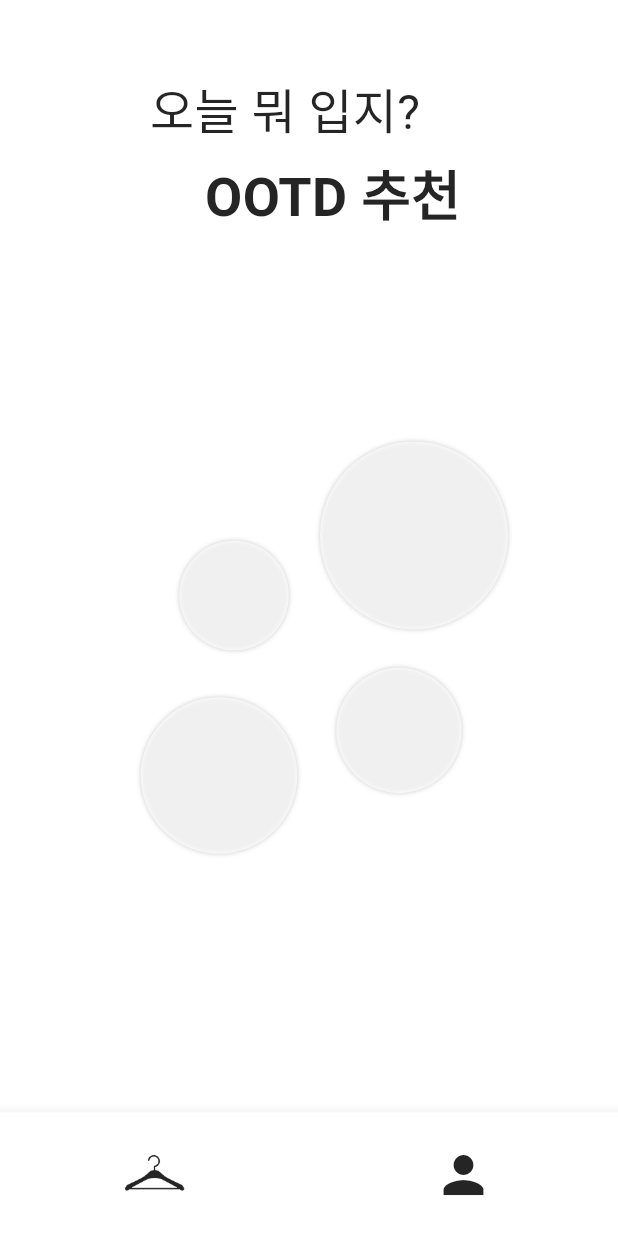
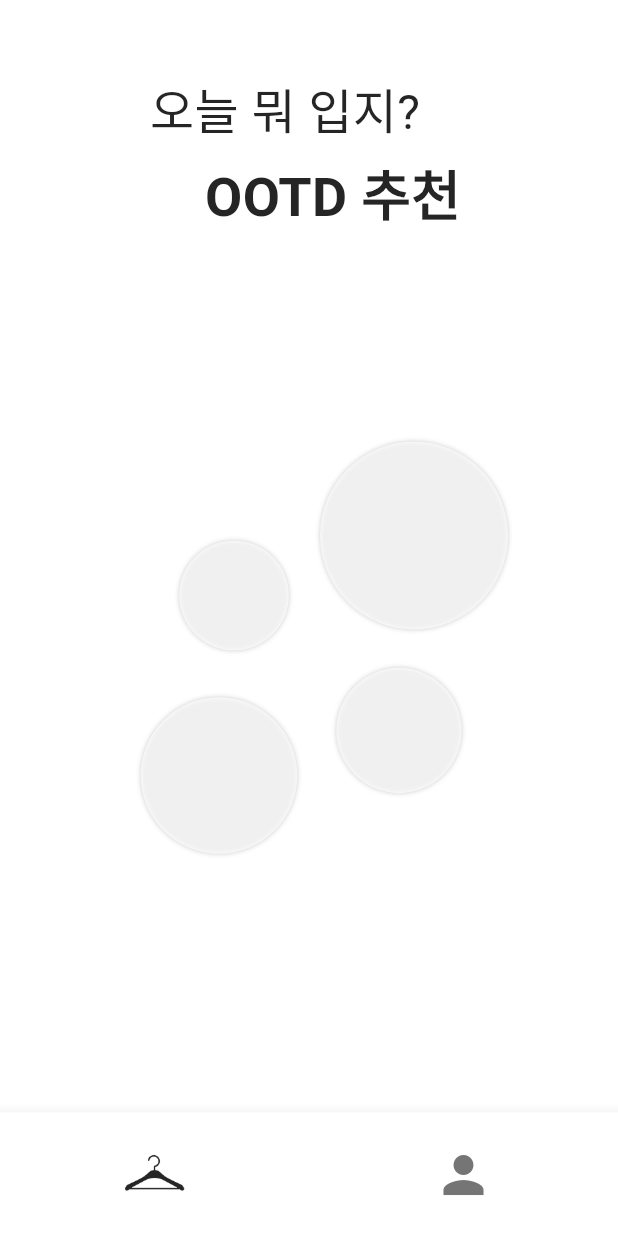
Before and after one commit to hackathone-mohaji/FrontEnd, a Flutter app: the HomePage screen opened by its route, on a phone screen of 412 x 824 dp. Run offline on Flutter 3.47's test engine with Material 3 defaults, Android fonts, the light colour scheme and no system bars; our stand-ins replace image_picker.

Commit message:
하단바 수정

```diff
--- a/lib/main.dart
+++ b/lib/main.dart
@@ -74,7 +74,6 @@
               child: Icon(
                 Icons.person,
                 size: 40,
-                color: const Color(0xFF252525),
               ),
             ),
             label: '', // 라벨 제거
```
